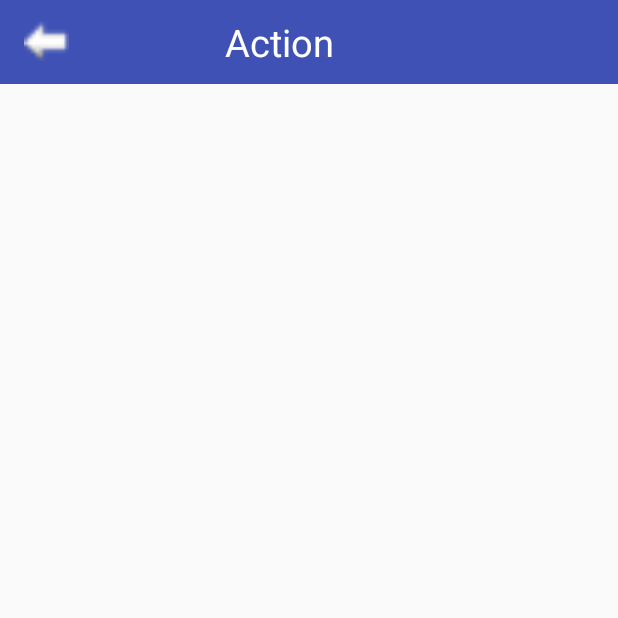
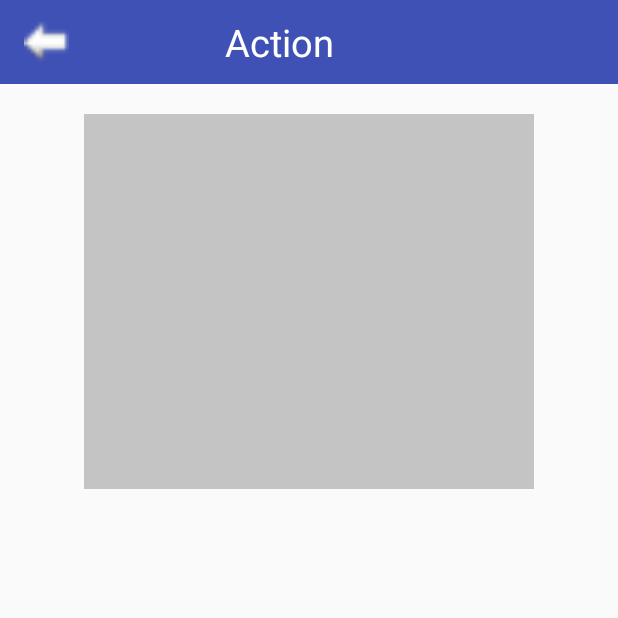
Before and after one commit to AlexZhang-lililil/DoitAction, an Android app: the ActionActivity screen opened directly, with no data from a screen before it, on a phone screen of 412 x 824 dp, the top half of it. Run offline under Robolectric (Android 15) with nearby library versions, the phone set to English and light mode, and no system bars.

```diff
--- a/app/src/main/java/com/example/orquoll/swen90014_2018_or_quoll/ActionActivity.java
+++ b/app/src/main/java/com/example/orquoll/swen90014_2018_or_quoll/ActionActivity.java
@@ -1,13 +1,17 @@
 package com.example.orquoll.swen90014_2018_or_quoll;
 
+import android.content.Intent;
 import android.support.v7.app.AppCompatActivity;
 import android.os.Bundle;
 import android.view.View;
 import android.widget.Button;
+import android.widget.TextView;
 
 public class ActionActivity extends AppCompatActivity {
 
     private Button btn_back;
+    private TextView txt_content;
+    private TextView txt_tittle;
 
     @Override
     protected void onCreate(Bundle savedInstanceState) {
@@ -15,6 +19,9 @@ public class ActionActivity extends AppCompatActivity {
         setContentView(R.layout.activity_action);
 
         btn_back = (Button)findViewById( R.id.btn_back_action );
+        txt_content = (TextView)findViewById( R.id.txt_action_content );
+        txt_tittle = (TextView)findViewById( R.id.txt_action_tittle );
+
         btn_back.setOnClickListener( new View.OnClickListener() {
             @Override
             public void onClick(View view) {
@@ -22,6 +29,12 @@ public class ActionActivity extends AppCompatActivity {
             }
         } );
 
+        Intent intent = getIntent();
+        txt_tittle.setText( intent.getStringExtra( "Tittle" ) );
+        txt_content.setText( intent.getStringExtra( "Content" ) );
+
+
+
     }
 
 }
--- a/app/src/main/java/com/example/orquoll/swen90014_2018_or_quoll/db/DAO/ActionDAO.java
+++ b/app/src/main/java/com/example/orquoll/swen90014_2018_or_quoll/db/DAO/ActionDAO.java
@@ -7,4 +7,5 @@ public interface ActionDAO {
 
     public Action[] display();
 
+
 }
--- a/app/src/main/res/layout/activity_action.xml
+++ b/app/src/main/res/layout/activity_action.xml
@@ -3,7 +3,8 @@
     xmlns:tools="http://schemas.android.com/tools"
     android:layout_width="match_parent"
     android:layout_height="match_parent"
-    tools:context=".ActionActivity">
+    tools:context=".ActionActivity"
+    android:orientation="vertical">
     <Toolbar
         android:id="@+id/tb_action"
         android:layout_width="match_parent"
@@ -24,4 +25,38 @@
             android:layout_marginLeft="120dp"
             />
     </Toolbar>
+    <ScrollView
+        android:layout_width="match_parent"
+        android:layout_height="match_parent">
+    <LinearLayout
+        android:layout_width="match_parent"
+        android:layout_height="match_parent"
+        android:padding="20dp"
+        android:orientation="vertical">
+        <ImageView
+            android:layout_width="300dp"
+            android:layout_height="250dp"
+            android:layout_gravity="center"
+            android:background="@color/lightGray"
+            android:id="@+id/img_action"/>
+        <TextView
+            android:layout_width="match_parent"
+            android:layout_height="wrap_content"
+            android:text="This is Tittle"
+            android:textSize="30sp"
+            android:textAlignment="center"
+            android:id="@+id/txt_action_tittle"
+            android:layout_marginTop="10dp"/>
+        <TextView
+            android:layout_width="match_parent"
+            android:layout_height="wrap_content"
+            android:text="this is content"
+            android:textSize="20sp"
+            android:textAlignment="center"
+            android:id="@+id/txt_action_content"
+            android:layout_marginTop="20dp"/>
+
+
+    </LinearLayout>
+    </ScrollView>
 </LinearLayout>
```
Also changed, not shown: app/src/main/java/com/example/orquoll/swen90014_2018_or_quoll/Adapters/MenuSuggestionAdapter.java (+12 -3 lines), app/src/main/java/com/example/orquoll/swen90014_2018_or_quoll/MenuActivity.java (+6 -3 lines), app/src/main/java/com/example/orquoll/swen90014_2018_or_quoll/db/DAO/ActionDAOImp.java (+9 -4 lines).
